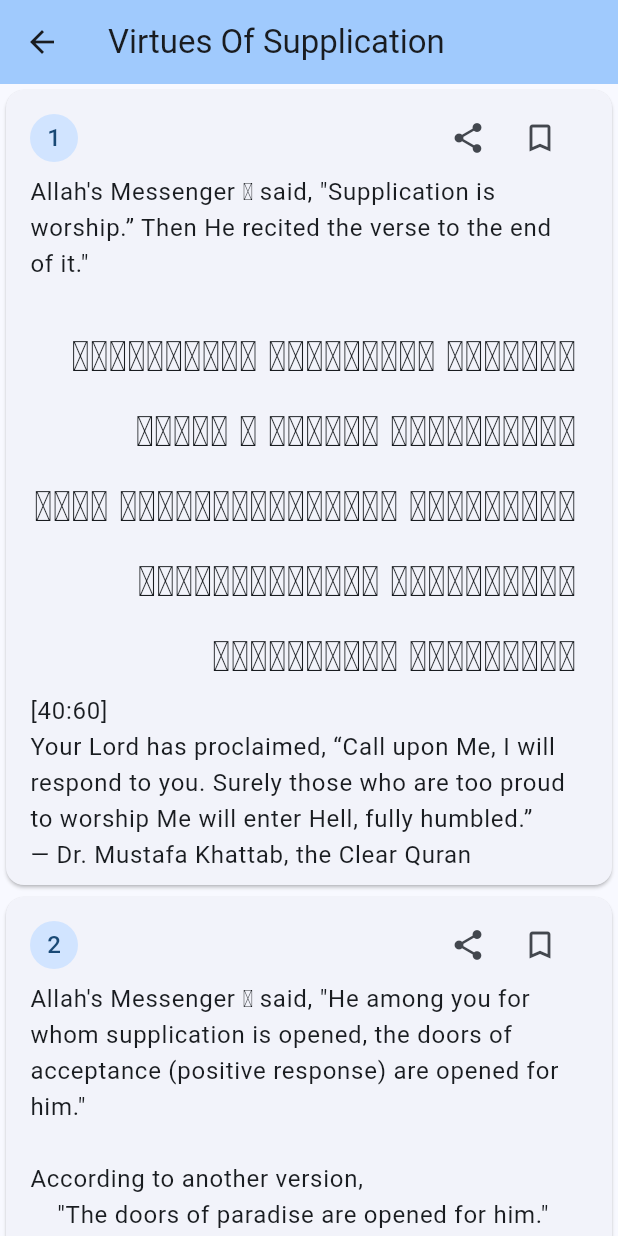
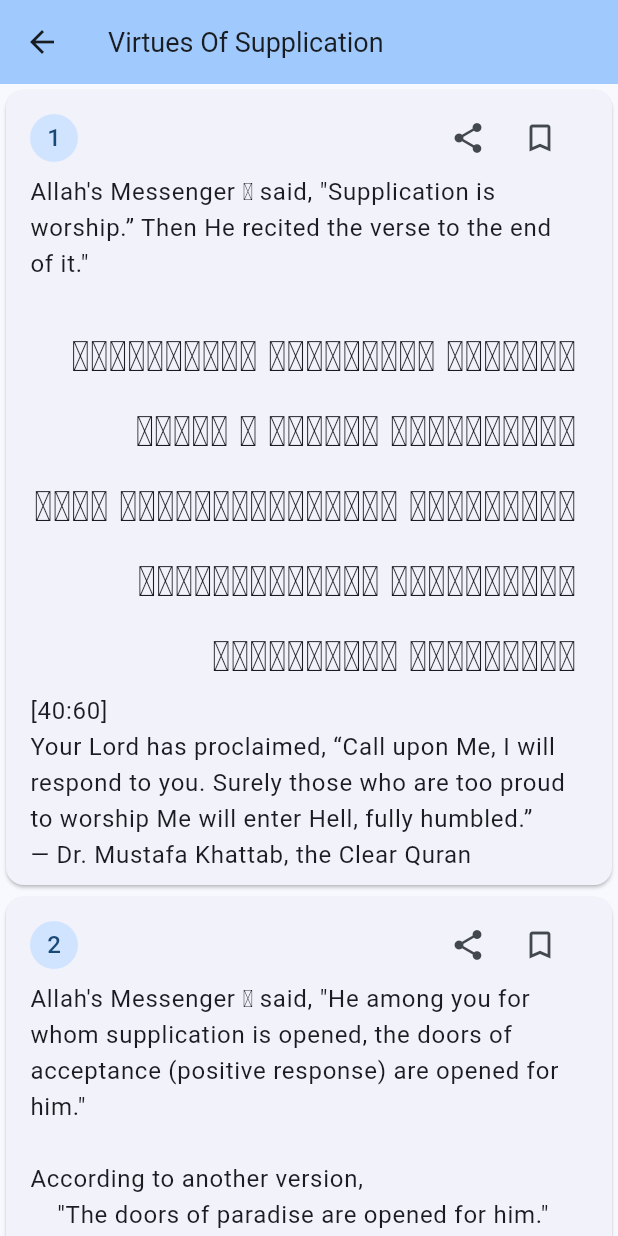
Before and after one commit to Waqar144/hisnehaseen, a Flutter app: the screen it shows after launch, after a tap on "Virtues Of Supplication", on a phone screen of 412 x 824 dp. Run offline on Flutter 3.47's test engine with Material 3 defaults, Android fonts, the phone set to English and light mode, and no system bars; our stand-ins replace share_plus; Roboto replaces fonts that are missing (IndoPak).

Commit message:
Reduce appbar title height

```diff
--- a/lib/detail_view.dart
+++ b/lib/detail_view.dart
@@ -35,7 +35,12 @@ class _DetailsViewState extends State<DetailsView> {
   Widget build(BuildContext context) {
     return Scaffold(
       appBar: AppBar(
-        title: Text(_categoryTitle()),
+        title: Text(
+          _categoryTitle(),
+          style: const TextStyle(
+            fontSize: 18,
+          ),
+        ),
         backgroundColor: Theme.of(context).colorScheme.inversePrimary,
         shadowColor: Theme.of(context).colorScheme.shadow,
       ),
```
